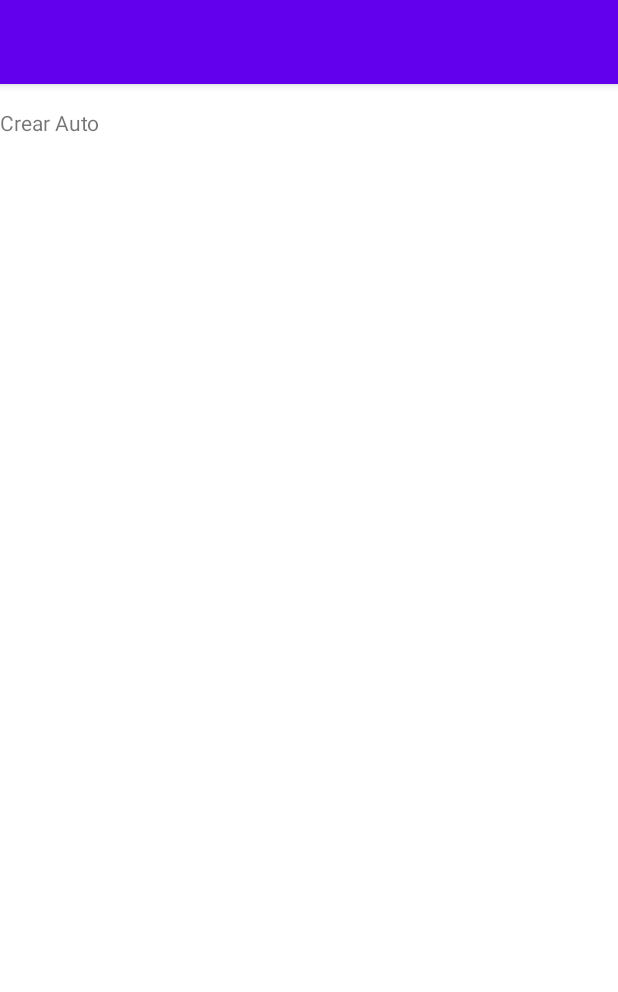
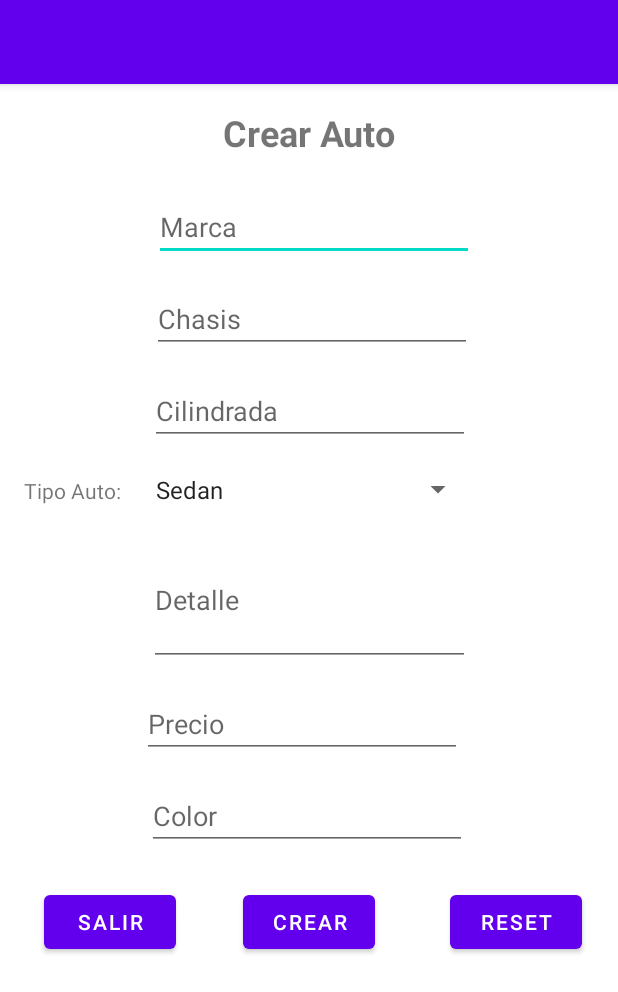
Before and after one commit to kaitomugui/certamen2, an Android app: the CrearAuto screen opened directly, with no data from a screen before it, on a phone screen of 412 x 824 dp. Shown: the top 992 px of the screen. Run offline under Robolectric (Android 15) with nearby library versions, the phone set to English and light mode, and no system bars.

Commit message:
Listo Crear Autos

```diff
--- a/app/src/main/java/com/example/certamen2/AdminSQLiteOpenHelper.kt
+++ b/app/src/main/java/com/example/certamen2/AdminSQLiteOpenHelper.kt
@@ -7,7 +7,7 @@ import android.database.sqlite.SQLiteOpenHelper
 class AdminSQLiteOpenHelper (context: Context, name: String, factory: SQLiteDatabase.CursorFactory?, version: Int): SQLiteOpenHelper(context, name, factory, version){
 
     override fun onCreate(db: SQLiteDatabase) {
-        db.execSQL("create table autos (id int primary key AutoIncrement, marca text, numero_chasis int, cilindrada real, tipo_auto text, detalle text, precio_venta int, color text)")
+        db.execSQL("create table autos (id INTEGER PRIMARY KEY AUTOINCREMENT, marca text, numero_chasis int, cilindrada real, tipo_auto text, detalle text, precio_venta int, color text)")
     }
 
     override fun onUpgrade(db: SQLiteDatabase, oldVersion: Int, newVersion: Int) {
--- a/app/src/main/java/com/example/certamen2/CrearAuto.kt
+++ b/app/src/main/java/com/example/certamen2/CrearAuto.kt
@@ -1,11 +1,67 @@
 package com.example.certamen2
 
+import android.content.ContentValues
 import androidx.appcompat.app.AppCompatActivity
 import android.os.Bundle
+import android.widget.*
 
 class CrearAuto : AppCompatActivity() {
     override fun onCreate(savedInstanceState: Bundle?) {
         super.onCreate(savedInstanceState)
         setContentView(R.layout.activity_crear_auto)
+
+        //Variables Edit Text
+        val edMarca = findViewById<EditText>(R.id.edtCMarca)
+        val edChasis = findViewById<EditText>(R.id.edtCChasis)
+        val edCilindrada = findViewById<EditText>(R.id.edtCCilindrada)
+        val edDescripcion = findViewById<EditText>(R.id.edtCDescripcion)
+        val edPrecio = findViewById<EditText>(R.id.edtCPrecio)
+        val edColor = findViewById<EditText>(R.id.edtCColor)
+
+        //Spinner Tipo Auto
+        val spTipoAuto = findViewById<Spinner>(R.id.spCTipoAuto)
+        val tipoAuto = arrayListOf<String>("Sedan","SUV","PickUp") // Sedán, SUV, PickUp
+        val adaptadorC1 = ArrayAdapter<String>(this,android.R.layout.simple_spinner_item, tipoAuto)
+        spTipoAuto.adapter = adaptadorC1
+
+        //Variables Botones
+        val botonCrear = findViewById<Button>(R.id.btCCrear)
+        val botonReset = findViewById<Button>(R.id.btCReset)
+        val botonSalir = findViewById<Button>(R.id.btCSalir)
+
+        //Evento para crear auto
+        botonCrear.setOnClickListener {
+            val admin = AdminSQLiteOpenHelper(this,"administracion", null, 1)
+            val bd = admin.writableDatabase
+            val registro = ContentValues()
+            registro.put("marca", edMarca.getText().toString())
+            registro.put("numero_chasis", edChasis.getText().toString())
+            registro.put("cilindrada", edCilindrada.getText().toString())
+            registro.put("tipo_auto", spTipoAuto.selectedItem.toString())
+            registro.put("detalle", edDescripcion.getText().toString())
+            registro.put("precio_venta", edPrecio.getText().toString())
+            registro.put("color", edColor.getText().toString())
+            bd.insert("autos", null, registro)
+            bd.close()
+            Toast.makeText(this, "Se cargaron los datos del Auto", Toast.LENGTH_SHORT).show()
+            finish()
+        }
+
+        //Evento para limpiar formulario
+        botonReset.setOnClickListener {
+            edMarca.setText("")
+            edChasis.setText("")
+            edCilindrada.setText("")
+            edColor.setText("")
+            edDescripcion.setText("")
+            edPrecio.setText("")
+        }
+
+        //Evento para salir del crear
+        botonSalir.setOnClickListener {
+            finish()
+        }
+
+
     }
 }
--- a/app/src/main/res/layout/activity_crear_auto.xml
+++ b/app/src/main/res/layout/activity_crear_auto.xml
@@ -12,6 +12,142 @@
         android:layout_height="wrap_content"
         android:layout_marginTop="16dp"
         android:text="Crear Auto"
-        app:layout_constraintTop_toTopOf="parent"
-        tools:layout_editor_absoluteX="172dp" />
+        android:textColorHint="#F44336"
+        android:textSize="24sp"
+        android:textStyle="bold"
+        app:layout_constraintEnd_toEndOf="parent"
+        app:layout_constraintStart_toStartOf="parent"
+        app:layout_constraintTop_toTopOf="parent" />
+
+    <EditText
+        android:id="@+id/edtCMarca"
+        android:layout_width="wrap_content"
+        android:layout_height="wrap_content"
+        android:layout_marginStart="1dp"
+        android:layout_marginLeft="1dp"
+        android:layout_marginTop="24dp"
+        android:ems="10"
+        android:hint="Marca"
+        android:inputType="textPersonName"
+        app:layout_constraintStart_toStartOf="@+id/edtCChasis"
+        app:layout_constraintTop_toBottomOf="@+id/tvC1" />
+
+    <EditText
+        android:id="@+id/edtCChasis"
+        android:layout_width="wrap_content"
+        android:layout_height="wrap_content"
+        android:layout_marginStart="1dp"
+        android:layout_marginLeft="1dp"
+        android:layout_marginTop="16dp"
+        android:ems="10"
+        android:hint="Chasis"
+        android:inputType="number"
+        app:layout_constraintStart_toStartOf="@+id/edtCCilindrada"
+        app:layout_constraintTop_toBottomOf="@+id/edtCMarca" />
+
+    <EditText
+        android:id="@+id/edtCCilindrada"
+        android:layout_width="wrap_content"
+        android:layout_height="wrap_content"
+        android:layout_marginTop="16dp"
+        android:ems="10"
+        android:hint="Cilindrada"
+        android:inputType="numberDecimal"
+        app:layout_constraintEnd_toEndOf="@+id/edtCDescripcion"
+        app:layout_constraintStart_toStartOf="@+id/edtCDescripcion"
+        app:layout_constraintTop_toBottomOf="@+id/edtCChasis" />
+
+    <Spinner
+        android:id="@+id/spCTipoAuto"
+        android:layout_width="220dp"
+        android:layout_height="27dp"
+        android:layout_marginTop="16dp"
+        android:layout_marginEnd="96dp"
+        android:layout_marginRight="96dp"
+        app:layout_constraintEnd_toEndOf="parent"
+        app:layout_constraintTop_toBottomOf="@+id/edtCCilindrada" />
+
+    <EditText
+        android:id="@+id/edtCDescripcion"
+        android:layout_width="214dp"
+        android:layout_height="88dp"
+        android:layout_marginTop="16dp"
+        android:ems="10"
+        android:hint="Detalle"
+        android:inputType="textPersonName"
+        app:layout_constraintEnd_toEndOf="parent"
+        app:layout_constraintStart_toStartOf="parent"
+        app:layout_constraintTop_toBottomOf="@+id/spCTipoAuto" />
+
+    <EditText
+        android:id="@+id/edtCPrecio"
+        android:layout_width="wrap_content"
+        android:layout_height="wrap_content"
+        android:layout_marginTop="16dp"
+        android:layout_marginEnd="5dp"
+        android:layout_marginRight="5dp"
+        android:ems="10"
+        android:hint="Precio"
+        android:inputType="number"
+        app:layout_constraintEnd_toEndOf="@+id/edtCDescripcion"
+        app:layout_constraintTop_toBottomOf="@+id/edtCDescripcion" />
+
+    <EditText
+        android:id="@+id/edtCColor"
+        android:layout_width="wrap_content"
+        android:layout_height="wrap_content"
+        android:layout_marginStart="3dp"
+        android:layout_marginLeft="3dp"
+        android:layout_marginTop="16dp"
+        android:ems="10"
+        android:hint="Color"
+        android:inputType="textPersonName"
+        app:layout_constraintStart_toStartOf="@+id/edtCPrecio"
+        app:layout_constraintTop_toBottomOf="@+id/edtCPrecio" />
+
+    <Button
+        android:id="@+id/btCReset"
+        android:layout_width="wrap_content"
+        android:layout_height="wrap_content"
+        android:layout_marginTop="24dp"
+        android:layout_marginEnd="24dp"
+        android:layout_marginRight="24dp"
+        android:text="Reset"
+        app:layout_constraintEnd_toEndOf="parent"
+        app:layout_constraintTop_toBottomOf="@+id/edtCColor" />
+
+    <Button
+        android:id="@+id/btCSalir"
+        android:layout_width="wrap_content"
+        android:layout_height="wrap_content"
+        android:layout_marginStart="24dp"
+        android:layout_marginLeft="24dp"
+        android:layout_marginTop="24dp"
+        android:text="Salir"
+        app:layout_constraintEnd_toStartOf="@+id/btCCrear"
+        app:layout_constraintHorizontal_bias="0.1"
+        app:layout_constraintStart_toStartOf="parent"
+        app:layout_constraintTop_toBottomOf="@+id/edtCColor" />
+
+    <Button
+        android:id="@+id/btCCrear"
+        android:layout_width="wrap_content"
+        android:layout_height="wrap_content"
+        android:layout_marginTop="24dp"
+        android:layout_marginEnd="50dp"
+        android:layout_marginRight="50dp"
+        android:text="Crear"
+        app:layout_constraintEnd_toStartOf="@+id/btCReset"
+        app:layout_constraintTop_toBottomOf="@+id/edtCColor" />
+
+    <TextView
+        android:id="@+id/tvCTipoAuto"
+        android:layout_width="wrap_content"
+        android:layout_height="wrap_content"
+        android:layout_marginBottom="3dp"
+        android:text="Tipo Auto:"
+        app:layout_constraintBottom_toBottomOf="@+id/spCTipoAuto"
+        app:layout_constraintEnd_toStartOf="@+id/spCTipoAuto"
+        app:layout_constraintStart_toStartOf="parent" />
+
 </androidx.constraintlayout.widget.ConstraintLayout>
```
